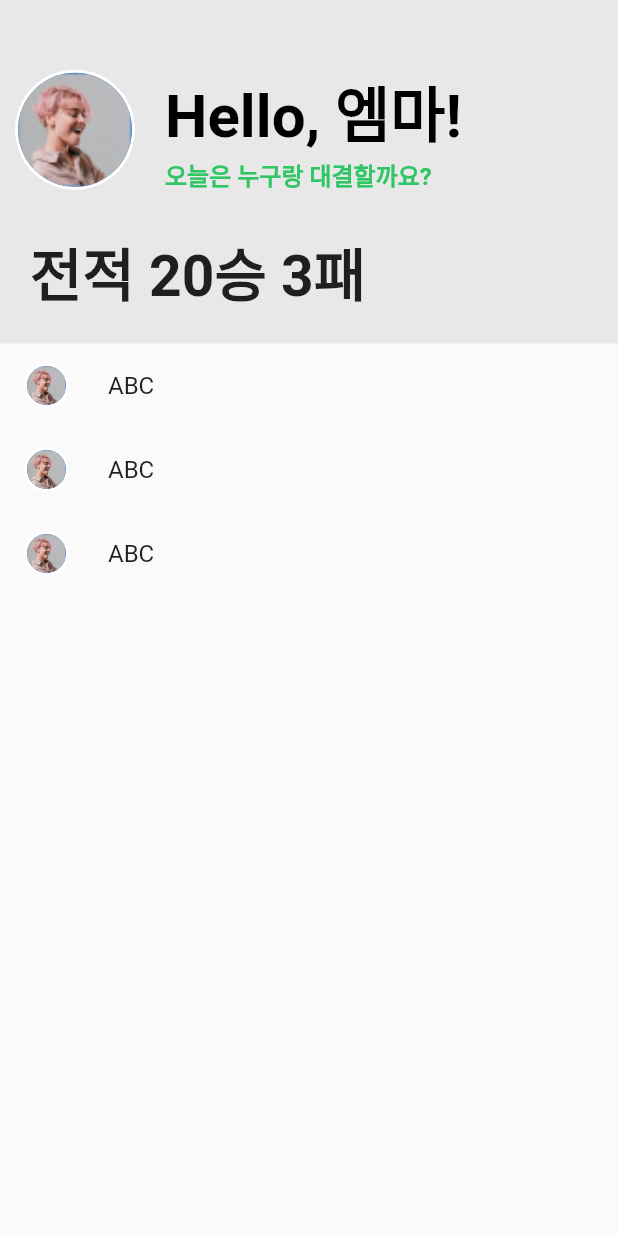
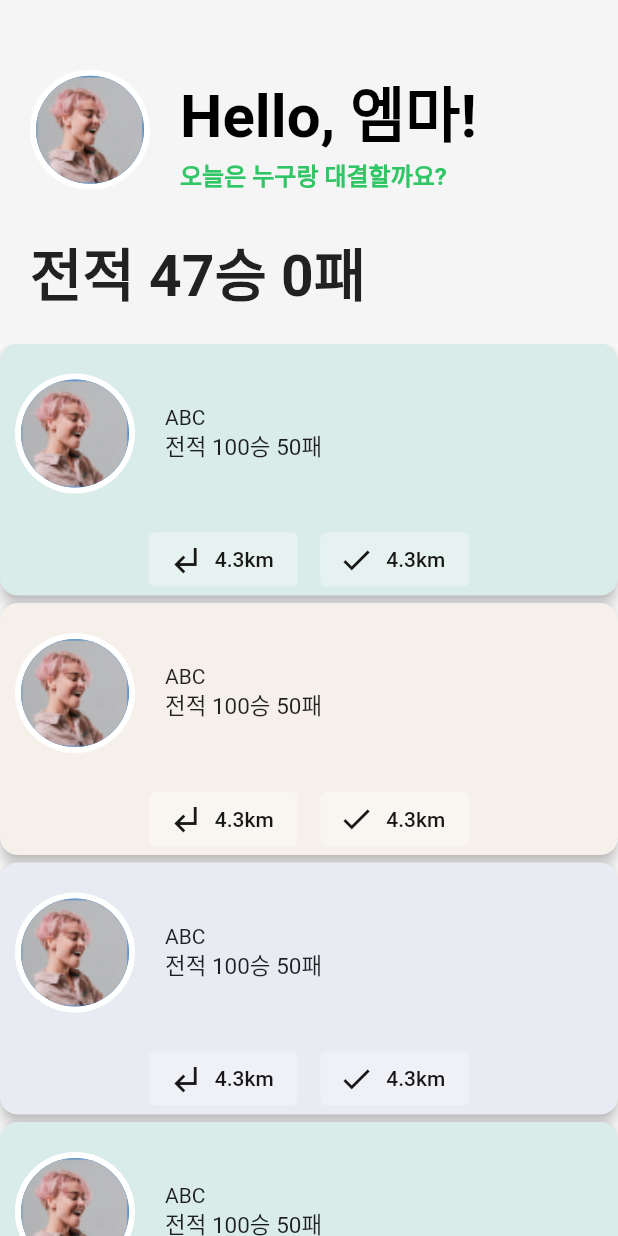
Before and after one commit to wishin-YoYo/twalk-front-end, a Flutter app: the PvpPage screen opened directly, on a phone screen of 412 x 824 dp. Run offline on Flutter 3.47's test engine with Material 2 defaults, Android fonts, the phone set to English and light mode, and no system bars; our stand-ins replace flutter_svg, google_maps_flutter, location; missing offline and left inert: flutter_polyline_points.

Commit message:
Modifying the PvP page.

```diff
--- /dev/null
+++ b/lib/common.dart
@@ -0,0 +1,8 @@
+import 'package:flutter/material.dart';
+
+final blackColor = Color.fromRGBO(23, 23, 23, 1.0);
+final greyColor = Color.fromRGBO(245, 245, 245, 1.0);
+
+final h1Size = 40.toDouble();
+final h2Size = 20.toDouble();
+final h3Size = 16.toDouble();
--- a/lib/common_widgets.style.dart
+++ /dev/null
@@ -1 +0,0 @@
-import 'package:flutter/material.dart';
--- a/lib/pvp_page.dart
+++ b/lib/pvp_page.dart
@@ -1,11 +1,14 @@
 import 'package:flutter/material.dart';
-import './common_widgets.dart' as common;
+import './common.dart' as common;
 import './constants.dart' as constants;
-import './pvp_page.style.dart' as pvpStyle;
+import './widgets/profile_image.dart';
+import './widgets/pvp_profile.dart';
+import './widgets/pvp_list.dart';
+import './widgets/pvp_score.dart';
 
-void main(){
+void main() {
   runApp(MaterialApp(
-      home: PvpPage()
+    home: PvpPage(),
   ));
 }
 
@@ -18,127 +21,51 @@ class PvpPage extends StatelessWidget {
       body:Container(
         child: Column(
           children: [
-            PvpProfile(),
-            PvpList(),
-          ],
-        ),
-      )
-    );
-  }
-}
-
-class PvpProfile extends StatefulWidget {
-  const PvpProfile({Key? key}) : super(key: key);
-
-  @override
-  State<PvpProfile> createState() => _PvpProfileState();
-}
-
-class _PvpProfileState extends State<PvpProfile> {
-  @override
-  Widget build(BuildContext context) {
-    return Container(
+          Container(
               padding: EdgeInsets.fromLTRB(0, 40, 0, 0),
               decoration: BoxDecoration(
-        color: Color.fromRGBO(232, 232, 232, 1.0),
+                color: common.greyColor,
               ),
               child: Column(
                 children: [
-          Container(
-            padding: EdgeInsets.fromLTRB(10, 5, 10, 5),
-            child: Row(
-              mainAxisAlignment: MainAxisAlignment.start,
-              children: [
-                // Need to change
-                common.ProfileImage(80),
-                Expanded(
-                  flex:1,
-                  child: Container(
-                    padding: EdgeInsets.fromLTRB(20, 0, 20, 0),
-                    width: double.infinity,
-                    child: Column(
-                      crossAxisAlignment: CrossAxisAlignment.start,
-                      children: [
-                        Text('Hello, 엠마!', style: TextStyle(
-                              fontSize: pvpStyle.h1Size,
+                  PvpProfile(
+                    imageSize: 80,
+                    padding: EdgeInsets.fromLTRB(20, 5, 20, 5),
+                    leading: ProfileImage(80),
+                    contentPadding: EdgeInsets.fromLTRB(20, 0, 20, 0),
+                    title: Text(
+                      'Hello, 엠마!',
+                      style: TextStyle(
+                        fontSize: common.h1Size,
                         fontWeight: FontWeight.bold,
                         color: Colors.black,
                         overflow: TextOverflow.ellipsis,
                       ),
                     ),
-                        Text('오늘은 누구랑 대결할까요?', style: TextStyle(
-                          fontSize: pvpStyle.h3Size,
+                    subtitle: Text(
+                      '오늘은 누구랑 대결할까요?',
+                      style: TextStyle(
+                        fontSize: common.h3Size,
                         fontWeight: FontWeight.bold,
                         color: Color(0xff30c665),
                         overflow: TextOverflow.ellipsis,
                       ),
                     ),
+                  ),
+                  PvpScore(
+                    wins: 47,
+                    loses: 0,
+                    backgroundColor: common.greyColor,
+                    width: double.infinity,
+                    fontWeight: FontWeight.bold,
+                    padding: EdgeInsets.fromLTRB(20, 20, 20, 20),
+                    fontSize: 38.0,
+                  ),
+                ],
+              )),
+          PvpList(),
         ],
       ),
-                  ),
-                )
-              ],
-            )
-          ),
-          Container(
-            width: double.infinity,
-            padding: EdgeInsets.fromLTRB(20, 20, 20, 20),
-            child: Text(
-              '전적 20승 3패',
-              textAlign: TextAlign.left,
-              style: TextStyle(
-                fontSize: 38,
-                fontWeight: FontWeight.bold,
-              ),
-            )
-          ),
-        ],
-      ),
-    );
+    ));
   }
 }
-
-class PvpList extends StatefulWidget {
-  PvpList({Key? key}) : super(key: key);
-
-  @override
-  State<PvpList> createState() => _PvpListState();
-}
-
-class _PvpListState extends State<PvpList> {
-  // final List<PvpListEntity> pvpListEntries = [1,2,3];
-  final pvpListEntries = [1,2,3];
-  final entityColors = const [
-    Color.fromRGBO(0, 255, 196, 0.5019607843137255),
-    Color.fromRGBO(248, 228, 6, 0.5058823529411764),
-    Color.fromRGBO(142, 108, 255, 0.5019607843137255),
-  ];
-
-  @override
-  Widget build(BuildContext context) {
-    return Container(
-      child: ListView.builder(
-        scrollDirection: Axis.vertical,
-        shrinkWrap: true,
-        itemCount: 3,
-        itemBuilder: (c, i){
-          return ListTile(
-            leading: common.ProfileImage(30),
-            title: Text('ABC'),
-          );
-        },
-      )
-    );
-  }
-}
-
-class PvpListEntity extends StatelessWidget {
-  const PvpListEntity(this.backgroundColor, {Key? key}) : super(key: key);
-
-  final Color backgroundColor;
-
-  @override
-  Widget build(BuildContext context) {
-    return Container();
-  }
-}
--- a/lib/common_widgets.dart
+++ b/lib/widgets/profile_image.dart
@@ -9,7 +9,7 @@ class ProfileImage extends StatelessWidget {
         radius: this.size/2,
         backgroundColor: Colors.white,
         child: CircleAvatar(
-          radius: this.size/2 - 2,
+          radius: this.size / 2 - 4,
           backgroundImage: const AssetImage('assets/Avatar.png'),
         )
     );
--- /dev/null
+++ b/lib/widgets/pvp_list.dart
@@ -0,0 +1,95 @@
+import 'package:flutter/material.dart';
+import '../common.dart' as common;
+import '../constants.dart' as constants;
+import './profile_image.dart';
+import './pvp_profile.dart';
+import './pvp_score.dart';
+
+class PvpList extends StatefulWidget {
+  PvpList({Key? key}) : super(key: key);
+
+  @override
+  State<PvpList> createState() => _PvpListState();
+}
+
+class _PvpListState extends State<PvpList> {
+  // final List<PvpListEntity> pvpListEntries = [1,2,3];
+  final pvpListEntries = [1, 2, 3];
+  final entityColors = const [
+    Color.fromARGB(255, 218, 236, 233),
+    Color.fromARGB(255, 246, 240, 235),
+    Color.fromARGB(255, 233, 235, 243),
+  ];
+
+  @override
+  Widget build(BuildContext context) {
+    return Expanded(
+        child: ListView.builder(
+      padding: EdgeInsets.all(0),
+      scrollDirection: Axis.vertical,
+      shrinkWrap: true,
+      itemCount: 6,
+      itemBuilder: (c, i) {
+        return PvpListEntity(entityColors[i % entityColors.length]);
+      },
+    ));
+  }
+}
+
+class PvpListEntity extends StatelessWidget {
+  const PvpListEntity(this.backgroundColor, {Key? key}) : super(key: key);
+
+  final Color backgroundColor;
+
+  static final buttonStyle = ElevatedButton.styleFrom(
+    elevation: 0,
+    backgroundColor: Color.fromRGBO(255, 255, 255, 0.3),
+    shadowColor: Colors.transparent,
+  );
+
+  @override
+  Widget build(BuildContext context) {
+    return Card(
+      color: backgroundColor,
+      margin: EdgeInsets.fromLTRB(0, 0, 0, 5),
+      elevation: 4.0,
+      shape: RoundedRectangleBorder(
+        //모서리를 둥글게 하기 위해 사용
+        borderRadius: BorderRadius.circular(12.0),
+      ),
+      child: Column(
+        children: [
+          const PvpProfile(
+            leading: ProfileImage(80),
+            title: Text('ABC'),
+            subtitle: PvpScore(
+              wins: 100,
+              loses: 50,
+              fontSize: 15.0,
+            ),
+            padding: EdgeInsets.fromLTRB(10, 20, 10, 20),
+            contentPadding: EdgeInsets.fromLTRB(20, 0, 0, 0),
+          ),
+          Row(mainAxisAlignment: MainAxisAlignment.center, children: [
+            ElevatedButton.icon(
+                onPressed: () {},
+                icon: Icon(Icons.subdirectory_arrow_left,
+                    color: common.blackColor),
+                label: Text(
+                  '4.3km',
+                  style: TextStyle(color: common.blackColor),
+                ),
+                style: buttonStyle),
+            SizedBox(width: 15),
+            ElevatedButton.icon(
+                onPressed: () {},
+                icon: Icon(Icons.check, color: common.blackColor),
+                label:
+                    Text('4.3km', style: TextStyle(color: common.blackColor)),
+                style: buttonStyle),
+          ]),
+        ],
+      ),
+    );
+  }
+}
--- /dev/null
+++ b/lib/widgets/pvp_profile.dart
@@ -0,0 +1,51 @@
+import 'package:flutter/material.dart';
+import '../common.dart' as common;
+import './profile_image.dart';
+
+class PvpProfile extends StatelessWidget {
+  const PvpProfile({
+    Key? key,
+    this.imageSize = 80,
+    this.padding,
+    this.contentPadding,
+    this.leading,
+    this.title,
+    this.subtitle,
+    this.extraChild,
+  }) : super(key: key);
+
+  final double imageSize;
+  final padding;
+  final contentPadding;
+  final leading;
+  final title;
+  final subtitle;
+  final extraChild;
+
+  @override
+  Widget build(BuildContext context) {
+    return Container(
+        padding: padding,
+        child: Row(
+          mainAxisAlignment: MainAxisAlignment.start,
+          children: [
+            // Need to change
+            leading,
+            Expanded(
+              flex: 1,
+              child: Container(
+                padding: contentPadding,
+                width: double.infinity,
+                child: Column(
+                  crossAxisAlignment: CrossAxisAlignment.start,
+                  children: [
+                    title,
+                    subtitle,
+                  ],
+                ),
+              ),
+            ),
+          ],
+        ));
+  }
+}
--- /dev/null
+++ b/lib/widgets/pvp_score.dart
@@ -0,0 +1,38 @@
+import 'package:flutter/material.dart';
+
+class PvpScore extends StatelessWidget {
+  const PvpScore({
+    Key? key,
+    this.wins = 0,
+    this.loses = 0,
+    this.width,
+    this.padding,
+    this.fontSize,
+    this.backgroundColor,
+    this.fontWeight,
+  }) : super(key: key);
+
+  final wins;
+  final loses;
+  final width;
+  final padding;
+  final fontSize;
+  final backgroundColor;
+  final fontWeight;
+
+  @override
+  Widget build(BuildContext context) {
+    return Container(
+        width: width,
+        padding: padding,
+        color: backgroundColor,
+        child: Text(
+          '전적 $wins승 $loses패',
+          textAlign: TextAlign.left,
+          style: TextStyle(
+            fontSize: fontSize,
+            fontWeight: fontWeight,
+          ),
+        ));
+  }
+}
```
Also changed, not shown: 1 other file. Lines whose indentation alone changed are shown as unchanged.
